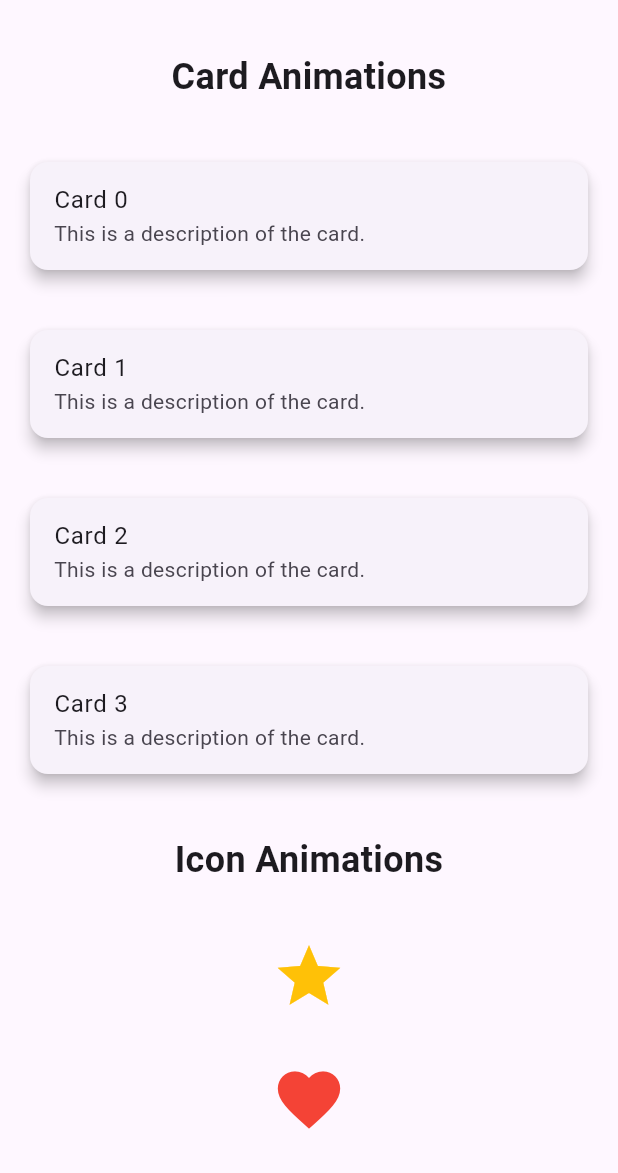
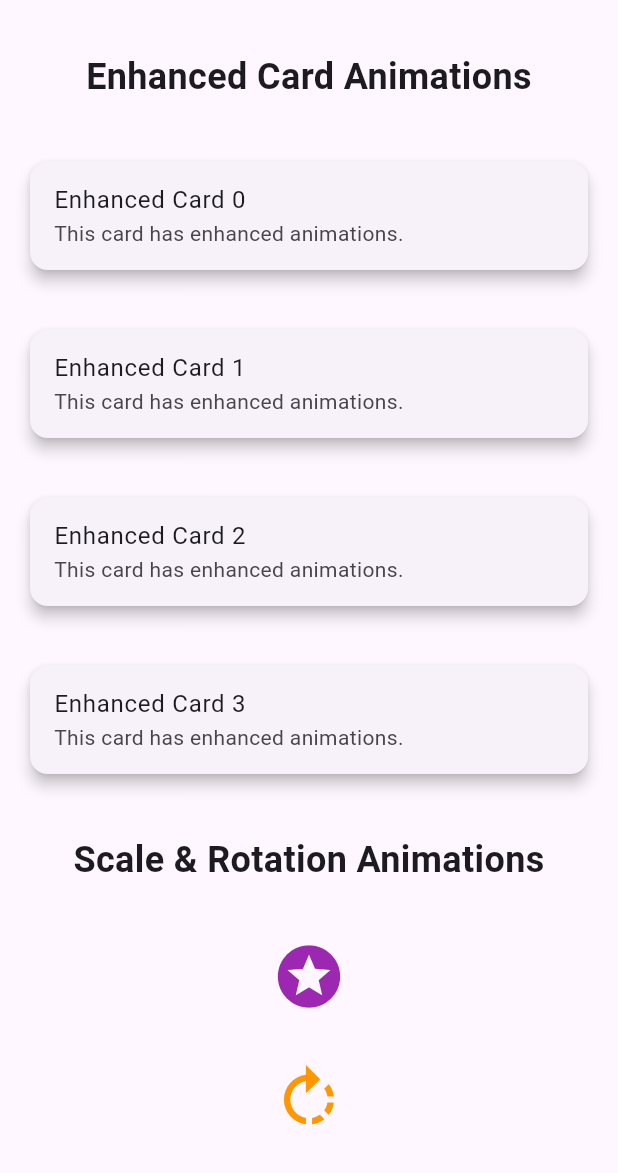
Before and after one commit to Cod-e-Codes/flutter_scroll_animation, a Flutter app: the screen it shows after launch, on a phone screen of 412 x 824 dp, the part 63-1236 px from its top. Run offline on Flutter 3.47's test engine with Material 3 defaults, Android fonts, the phone set to English and light mode, and no system bars; our stand-ins replace visibility_detector.

Commit message:
Added extra functionality to package, updated example to demo new changes, and updated README.md for both package and example

```diff
--- a/example/lib/main.dart
+++ b/example/lib/main.dart
@@ -26,102 +26,86 @@ class ExampleScreen extends StatelessWidget {
     return Scaffold(
       appBar: AppBar(title: const Text('Scroll Animation Demo')),
       body: ListView(
+        physics: const AlwaysScrollableScrollPhysics(),
         children: [
-          const SectionTitle(title: "Card Animations"),
-          buildAnimatedCards(),
+          const SectionTitle(title: "Enhanced Card Animations"),
+          buildEnhancedAnimatedCards(),
 
-          const SectionTitle(title: "Icon Animations"),
-          buildAnimatedIcons(),
+          const SectionTitle(title: "Scale & Rotation Animations"),
+          buildScaleAndRotationIcons(),
 
-          const SectionTitle(title: "Text Animations"),
-          buildAnimatedText(),
+          const SectionTitle(title: "Looping Text Animations"),
+          buildLoopingText(),
 
-          const SectionTitle(title: "Button Animations"),
-          buildAnimatedButtons(),
+          const SectionTitle(title: "Delayed Animations"),
+          buildDelayedButtons(),
 
-          const SectionTitle(title: "Switch & Checkbox Animations"),
-          buildAnimatedSwitchesAndCheckboxes(),
+          const SectionTitle(title: "Custom Visibility Thresholds with Containers"),
+          buildCustomVisibilityContainers(), // Modified Section
 
-          const SectionTitle(title: "Container Animations"),
-          buildAnimatedContainers(),
+          // Adding extra padding at the bottom of the list to ensure scrolling past last widget
+          const SizedBox(height: 400), // Large space to ensure full scrollability
         ],
       ),
     );
   }
 
-  Widget buildAnimatedCards() {
-    return Column(
-      children: List.generate(4, (index) {
-        return Padding(
-          padding: const EdgeInsets.all(16.0),
-          child: ScrollAnimationWidget(
-            index: 'card_$index',
-            alignment: index.isEven ? Alignment.centerRight : Alignment.centerLeft,
-            duration: const Duration(milliseconds: 800),
-            curve: Curves.easeInOutCubic,
-            child: Card(
-              elevation: 4,
-              child: ListTile(
-                title: Text('Card $index'),
-                subtitle: const Text('This is a description of the card.'),
-              ),
-            ),
-          ),
-        );
-      }),
-    );
-  }
-
-  Widget buildAnimatedIcons() {
+  // Showcase scaling, rotation, and looping animations
+  Widget buildScaleAndRotationIcons() {
     return Column(
       children: [
         ScrollAnimationWidget(
-          index: 'icon_1',
-          alignment: Alignment.centerLeft,
-          duration: const Duration(milliseconds: 600),
+          index: 'scale_icon',
+          alignment: Alignment.center,
+          enableScale: true, // Enabling scale animation
+          duration: const Duration(milliseconds: 800),
           child: Padding(
             padding: const EdgeInsets.all(16.0),
-            child: Icon(Icons.star, size: 50, color: Colors.amber),
+            child: Icon(Icons.stars, size: 50, color: Colors.purple),
           ),
         ),
         ScrollAnimationWidget(
-          index: 'icon_2',
-          alignment: Alignment.centerRight,
-          duration: const Duration(milliseconds: 600),
-          curve: Curves.easeInOutBack,
+          index: 'rotation_icon',
+          alignment: Alignment.center,
+          enableRotation: true, // Enabling rotation animation
+          duration: const Duration(milliseconds: 800),
+          curve: Curves.elasticInOut,
           child: Padding(
             padding: const EdgeInsets.all(16.0),
-            child: Icon(Icons.favorite, size: 50, color: Colors.red),
+            child: Icon(Icons.rotate_right, size: 50, color: Colors.orange),
           ),
         ),
       ],
     );
   }
 
-  Widget buildAnimatedText() {
+  // Showcase looping and alternating animations
+  Widget buildLoopingText() {
     return Column(
       children: [
         ScrollAnimationWidget(
-          index: 'text_1',
+          index: 'looping_text_1',
           alignment: Alignment.centerLeft,
-          duration: const Duration(milliseconds: 600),
+          loopAnimation: true, // Loop animation continuously
+          duration: const Duration(seconds: 2),
           child: Padding(
             padding: const EdgeInsets.all(16.0),
             child: const Text(
-              'Smooth scrolling text animation on the left.',
+              'This text loops continuously.',
               style: TextStyle(fontSize: 18, fontWeight: FontWeight.bold),
             ),
           ),
         ),
         ScrollAnimationWidget(
-          index: 'text_2',
+          index: 'looping_text_2',
           alignment: Alignment.centerRight,
-          duration: const Duration(milliseconds: 600),
-          curve: Curves.easeInOutBack,
+          loopAnimation: true,
+          alternate: true, // Alternate forward and reverse looping
+          duration: const Duration(seconds: 2),
           child: Padding(
             padding: const EdgeInsets.all(16.0),
             child: const Text(
-              'Smooth scrolling text animation on the right.',
+              'This text alternates between forward and reverse.',
               style: TextStyle(fontSize: 18, fontWeight: FontWeight.bold),
             ),
           ),
@@ -130,31 +114,33 @@ class ExampleScreen extends StatelessWidget {
     );
   }
 
-  Widget buildAnimatedButtons() {
+  // Showcase delayed animations for staggered effects
+  Widget buildDelayedButtons() {
     return Column(
       children: [
         ScrollAnimationWidget(
-          index: 'button_1',
+          index: 'delayed_button_1',
           alignment: Alignment.centerLeft,
-          duration: const Duration(milliseconds: 500),
+          duration: const Duration(milliseconds: 600),
+          delay: const Duration(milliseconds: 200), // Delay animation by 200ms
           child: Padding(
             padding: const EdgeInsets.all(16.0),
             child: ElevatedButton(
               onPressed: () {},
-              child: const Text('Animated Button 1'),
+              child: const Text('Button with 200ms delay'),
             ),
           ),
         ),
         ScrollAnimationWidget(
-          index: 'button_2',
+          index: 'delayed_button_2',
           alignment: Alignment.centerRight,
-          duration: const Duration(milliseconds: 500),
-          curve: Curves.elasticOut,
+          duration: const Duration(milliseconds: 600),
+          delay: const Duration(milliseconds: 500), // Delay animation by 500ms
           child: Padding(
             padding: const EdgeInsets.all(16.0),
             child: ElevatedButton(
               onPressed: () {},
-              child: const Text('Animated Button 2'),
+              child: const Text('Button with 500ms delay'),
             ),
           ),
         ),
@@ -162,37 +148,75 @@ class ExampleScreen extends StatelessWidget {
     );
   }
 
-  Widget buildAnimatedSwitchesAndCheckboxes() {
+  // Showcase custom visibility thresholds using containers instead of text
+  Widget buildCustomVisibilityContainers() {
     return Column(
       children: [
         ScrollAnimationWidget(
-          index: 'switch_1',
+          index: 'visibility_custom_container_1',
           alignment: Alignment.centerLeft,
-          duration: const Duration(milliseconds: 500),
+          visibilityThreshold: 0.5, // Trigger when 50% visible
+          duration: const Duration(milliseconds: 600),
           child: Padding(
             padding: const EdgeInsets.all(16.0),
-            child: Row(
-              mainAxisAlignment: MainAxisAlignment.spaceBetween,
-              children: [
-                const Text('Switch 1'),
-                Switch(value: true, onChanged: (value) {}),
-              ],
+            child: Container(
+              width: 150,
+              height: 150,
+              color: Colors.blue,
+              child: Stack(
+                children: [
+                  // Dashed line at 50% height
+                  Positioned(
+                    top: 75, // 50% of container height
+                    left: 0,
+                    right: 0,
+                    child: CustomPaint(
+                      painter: DashedLinePainter(),
+                      child: SizedBox(height: 1),
+                    ),
+                  ),
+                  const Center(
+                    child: Text(
+                      '50% Visible',
+                      style: TextStyle(color: Colors.white, fontWeight: FontWeight.bold),
+                    ),
+                  ),
+                ],
+              ),
             ),
           ),
         ),
         ScrollAnimationWidget(
-          index: 'checkbox_1',
+          index: 'visibility_custom_container_2',
           alignment: Alignment.centerRight,
-          duration: const Duration(milliseconds: 500),
-          curve: Curves.elasticOut,
+          visibilityThreshold: 0.1, // Trigger when only 10% visible
+          duration: const Duration(milliseconds: 600),
           child: Padding(
             padding: const EdgeInsets.all(16.0),
-            child: Row(
-              mainAxisAlignment: MainAxisAlignment.spaceBetween,
-              children: [
-                const Text('Checkbox 1'),
-                Checkbox(value: true, onChanged: (value) {}),
-              ],
+            child: Container(
+              width: 150,
+              height: 150,
+              color: Colors.red,
+              child: Stack(
+                children: [
+                  // Dashed line at 10% height
+                  Positioned(
+                    top: 15, // 10% of container height
+                    left: 0,
+                    right: 0,
+                    child: CustomPaint(
+                      painter: DashedLinePainter(),
+                      child: SizedBox(height: 1),
+                    ),
+                  ),
+                  const Center(
+                    child: Text(
+                      '10% Visible',
+                      style: TextStyle(color: Colors.white, fontWeight: FontWeight.bold),
+                    ),
+                  ),
+                ],
+              ),
             ),
           ),
         ),
@@ -200,48 +224,30 @@ class ExampleScreen extends StatelessWidget {
     );
   }
 
-  Widget buildAnimatedContainers() {
+
+  // Showcase enhanced animations with reverse on exit
+  Widget buildEnhancedAnimatedCards() {
     return Column(
-      children: [
-        ScrollAnimationWidget(
-          index: 'container_1',
-          alignment: Alignment.centerLeft,
-          duration: const Duration(milliseconds: 600),
-          child: Padding(
-            padding: const EdgeInsets.all(16.0),
-            child: Container(
-              width: 100,
-              height: 100,
-              color: Colors.blue,
-              child: const Center(
-                child: Text(
-                  'Box 1',
-                  style: TextStyle(color: Colors.white, fontWeight: FontWeight.bold),
-                ),
+      children: List.generate(4, (index) {
+        return Padding(
+          padding: const EdgeInsets.all(16.0),
+          child: ScrollAnimationWidget(
+            index: 'enhanced_card_$index',
+            alignment: index.isEven ? Alignment.centerRight : Alignment.centerLeft,
+            duration: const Duration(milliseconds: 800),
+            curve: Curves.easeInOutCubic,
+            reverseOnExit: true, // Reverse animation when scrolled out
+            enableScale: true,   // Add scaling to the card animation
+            child: Card(
+              elevation: 4,
+              child: ListTile(
+                title: Text('Enhanced Card $index'),
+                subtitle: const Text('This card has enhanced animations.'),
               ),
             ),
           ),
-        ),
-        ScrollAnimationWidget(
-          index: 'container_2',
-          alignment: Alignment.centerRight,
-          duration: const Duration(milliseconds: 600),
-          child: Padding(
-            padding: const EdgeInsets.all(16.0),
-            child: Container(
-              width: 100,
-              height: 100,
-              color: Colors.green,
-              child: const Center(
-                child: Text(
-                  'Box 2',
-                  style: TextStyle(color: Colors.white, fontWeight: FontWeight.bold),
-                ),
-              ),
-            ),
-          ),
-        ),
-      ],
+        );
+      }),
     );
   }
 }
@@ -263,3 +269,44 @@ class SectionTitle extends StatelessWidget {
     );
   }
 }
+
+class DashedLinePainter extends CustomPainter {
+  final Color color;
+  final double dashWidth;
+  final double dashSpace;
+  final Axis direction;
+
+  DashedLinePainter({
+    this.color = Colors.black,
+    this.dashWidth = 5.0,
+    this.dashSpace = 3.0,
+    this.direction = Axis.horizontal,
+  });
+
+  @override
+  void paint(Canvas canvas, Size size) {
+    final paint = Paint()
+      ..color = color
+      ..strokeWidth = 2.0;
+
+    double startX = 0.0;
+    double startY = 0.0;
+
+    if (direction == Axis.horizontal) {
+      while (startX < size.width) {
+        canvas.drawLine(Offset(startX, 0.0), Offset(startX + dashWidth, 0.0), paint);
+        startX += dashWidth + dashSpace;
+      }
+    } else {
+      while (startY < size.height) {
+        canvas.drawLine(Offset(0.0, startY), Offset(0.0, startY + dashWidth), paint);
+        startY += dashWidth + dashSpace;
+      }
+    }
+  }
+
+  @override
+  bool shouldRepaint(CustomPainter oldDelegate) {
+    return false;
+  }
+}
--- a/lib/src/scroll_animation_widget.dart
+++ b/lib/src/scroll_animation_widget.dart
@@ -7,6 +7,18 @@ class ScrollAnimationWidget extends StatefulWidget {
   final String index;
   final Duration duration;
   final Curve curve;
+  final double visibilityThreshold;
+  final bool reverseOnExit;
+  final bool enableScale;
+  final bool enableRotation;
+  final bool loopAnimation;
+  final bool alternate;
+  final bool enableFade;
+  final bool enableSlide;
+  final Duration delay;
+  final bool resetOnScroll;
+  final VoidCallback? onAnimationStart;
+  final VoidCallback? onAnimationEnd;
 
   const ScrollAnimationWidget({
     super.key,
@@ -15,13 +27,26 @@ class ScrollAnimationWidget extends StatefulWidget {
     required this.index,
     this.duration = const Duration(milliseconds: 500),
     this.curve = Curves.easeInOut,
+    this.visibilityThreshold = 0.3,
+    this.reverseOnExit = true,
+    this.enableScale = false,
+    this.enableRotation = false,
+    this.loopAnimation = false,
+    this.alternate = false,
+    this.enableFade = true,
+    this.enableSlide = true,
+    this.delay = Duration.zero,
+    this.resetOnScroll = false,
+    this.onAnimationStart,
+    this.onAnimationEnd,
   });
 
   @override
   ScrollAnimationWidgetState createState() => ScrollAnimationWidgetState();
 }
 
-class ScrollAnimationWidgetState extends State<ScrollAnimationWidget> with TickerProviderStateMixin {
+class ScrollAnimationWidgetState extends State<ScrollAnimationWidget>
+    with TickerProviderStateMixin {
   late AnimationController _controller;
   late Animation<Offset> _slideAnimation;
   late Animation<double> _fadeAnimation;
@@ -31,18 +56,33 @@ class ScrollAnimationWidgetState extends State<ScrollAnimationWidget> with Ticke
   @override
   void initState() {
     super.initState();
+
     _controller = AnimationController(
       vsync: this,
       duration: widget.duration,
     );
+
     _slideAnimation = Tween<Offset>(
       begin: widget.alignment == Alignment.centerRight
           ? const Offset(1.0, 0.0)
           : const Offset(-1.0, 0.0),
       end: Offset.zero,
     ).animate(CurvedAnimation(parent: _controller, curve: widget.curve));
+
     _fadeAnimation = Tween<double>(begin: 0.0, end: 1.0)
         .animate(CurvedAnimation(parent: _controller, curve: widget.curve));
+
+    if (widget.loopAnimation) {
+      _startLooping();
+    }
+  }
+
+  void _startLooping() {
+    if (widget.alternate) {
+      _controller.repeat(reverse: true); // Loop with reverse
+    } else {
+      _controller.repeat(); // Loop continuously
+    }
   }
 
   @override
@@ -54,21 +94,22 @@ class ScrollAnimationWidgetState extends State<ScrollAnimationWidget> with Ticke
   void _onVisibilityChanged(VisibilityInfo info) {
     if (!mounted) return;
 
-    if (info.visibleFraction > 0.3 && !_visible) {
-      if (!_hasAnimated) {
+    final isVisible = info.visibleFraction > widget.visibilityThreshold;
+
+    if (isVisible && !_visible) {
+      if (!_controller.isAnimating) {
         _controller.forward();
-        _hasAnimated = true;
+        if (widget.onAnimationStart != null) widget.onAnimationStart!();
       }
-      if (mounted) {
       setState(() {
         _visible = true;
+        _hasAnimated = true;
       });
-      }
-    } else if (info.visibleFraction == 0.0 && _hasAnimated) {
-      if (mounted) {
+    } else if (!isVisible && _hasAnimated && widget.reverseOnExit) {
+      if (!_controller.isAnimating) {
         _controller.reverse();
-      }
-      if (mounted) {
+        if (widget.resetOnScroll) {
+          _controller.reset();
           setState(() {
             _visible = false;
             _hasAnimated = false;
@@ -76,19 +117,47 @@ class ScrollAnimationWidgetState extends State<ScrollAnimationWidget> with Ticke
         }
       }
     }
+  }
 
   @override
   Widget build(BuildContext context) {
+    Widget animatedChild = widget.child;
+
+    // Apply scale animation
+    if (widget.enableScale) {
+      animatedChild = ScaleTransition(
+        scale: _fadeAnimation,
+        child: animatedChild,
+      );
+    }
+
+    // Apply rotation animation
+    if (widget.enableRotation) {
+      animatedChild = RotationTransition(
+        turns: _fadeAnimation,
+        child: animatedChild,
+      );
+    }
+
+    // Apply fade and slide animations
+    if (widget.enableFade || widget.enableSlide) {
+      animatedChild = FadeTransition(
+        opacity: widget.enableFade
+            ? _fadeAnimation
+            : const AlwaysStoppedAnimation(1.0),
+        child: SlideTransition(
+          position: widget.enableSlide
+              ? _slideAnimation
+              : const AlwaysStoppedAnimation(Offset.zero),
+          child: animatedChild,
+        ),
+      );
+    }
+
     return VisibilityDetector(
       key: Key(widget.index),
       onVisibilityChanged: _onVisibilityChanged,
-      child: FadeTransition(
-        opacity: _fadeAnimation,
-        child: SlideTransition(
-          position: _slideAnimation,
-          child: widget.child,
-        ),
-      ),
+      child: animatedChild,
     );
   }
 }
```
Also changed, not shown: 2 other files. Lines whose indentation alone changed are shown as unchanged.
